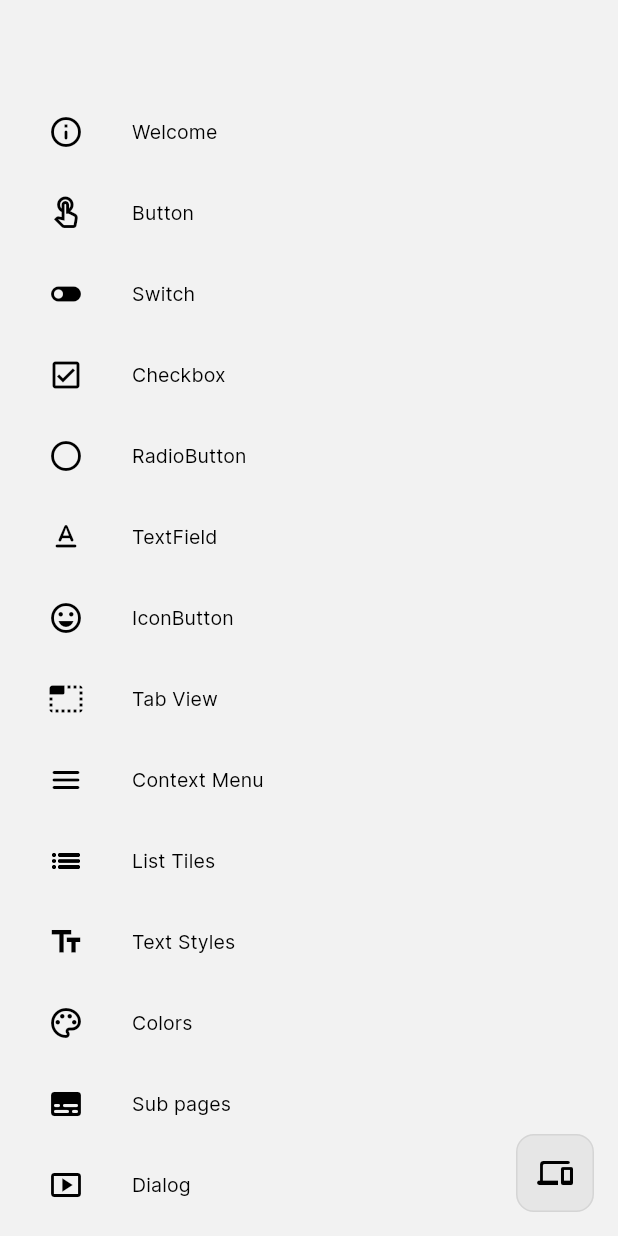
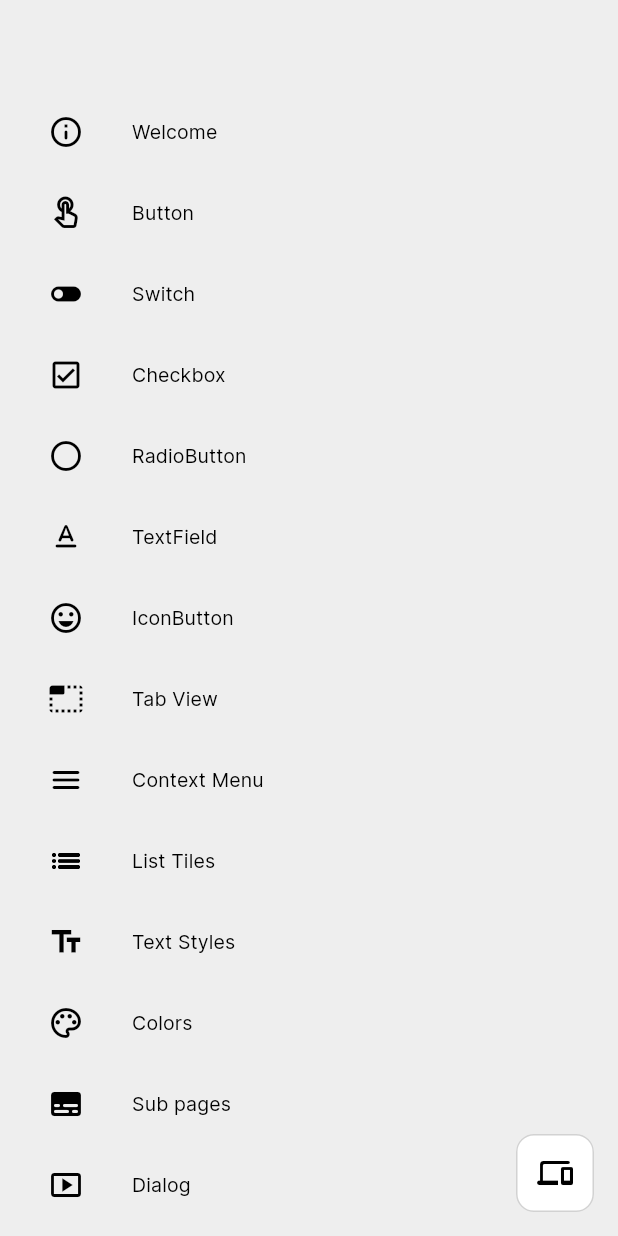
Before and after one commit to dahliaOS/zenit_ui, a Flutter app: the screen it shows after launch, on a phone screen of 412 x 824 dp. Run offline on Flutter 3.47's test engine with Material 3 defaults, Android fonts, the phone set to English and light mode, and no system bars; our stand-ins replace gap; missing offline and left inert: yaru_window.

Commit message:
feat: theme overhaul, dialog + examples refactor
- Revamped theme (new color palette, outline/hover/disabled handling, updated cards, tooltips, FAB, luminance thresholds)
- Dialog defaults refined (alignment, padding) + example buttons updated
- Replaced ZenitSection with Card across example pages and simplified demos
- Reworked tab widget (custom Material/InkWell, optional tooltip & close button)
- Navigation/layout polish (sidebar color change, divider removal), added WindowBar

```diff
--- a/example/lib/pages/checkbox.dart
+++ b/example/lib/pages/checkbox.dart
@@ -39,7 +39,7 @@
         const Gap(8),
         SizedBox(
           width: MediaQuery.of(context).size.width * 0.4 + 256,
-          child: ZenitSection(
+          child: Card(
             child: Column(
               children: [
                 for (int i = 0; i < _checkboxValues.length; i++) ...[
--- a/example/lib/pages/color_scheme.dart
+++ b/example/lib/pages/color_scheme.dart
@@ -51,7 +51,7 @@
 SizedBox colorSchemeDisplay(Color color, String label) {
   return SizedBox(
     height: 64,
-    child: ZenitSection(
+    child: Card(
       color: color,
       child: Center(
         child: Text(
--- a/example/lib/pages/list_titles.dart
+++ b/example/lib/pages/list_titles.dart
@@ -26,9 +26,9 @@
         const Divider(),
         Padding(
           padding: const EdgeInsets.all(8.0),
-          child: Text("ListTiles in ZenitSections", style: textStyle),
+          child: Text("ListTiles in Cards", style: textStyle),
         ),
-        ZenitSection(
+        Card(
           child: Column(
             crossAxisAlignment: CrossAxisAlignment.stretch,
             children: [
--- a/example/lib/pages/switch.dart
+++ b/example/lib/pages/switch.dart
@@ -39,7 +39,7 @@
         const Gap(8),
         SizedBox(
           width: MediaQuery.of(context).size.width * 0.4 + 256,
-          child: ZenitSection(
+          child: Card(
             child: Column(
               children: [
                 for (int i = 0; i < 2; i++) ...[
--- a/example/lib/pages/welcome.dart
+++ b/example/lib/pages/welcome.dart
@@ -22,8 +22,7 @@
           SizedBox(
             width: 500,
             height: 175,
-            child: ZenitSection(
-              borderRadius: BorderRadius.circular(24),
+            child: Card(
               child: Image.asset(
                 "assets/banner.png",
                 fit: BoxFit.cover,
@@ -78,8 +77,7 @@
           SizedBox(
             width: 250,
             height: 80,
-            child: ZenitSection(
-              borderRadius: BorderRadius.circular(16),
+            child: Card(
               child: Image.asset(
                 Theme.of(context).darkMode ? "assets/dahliaos_banner_dark.png" : "assets/dahliaos_banner_light.png",
                 fit: BoxFit.cover,
--- a/lib/src/components/dialog/dialog.dart
+++ b/lib/src/components/dialog/dialog.dart
@@ -14,7 +14,7 @@
     super.contentTextStyle,
     super.actions,
     super.actionsPadding,
-    super.actionsAlignment,
+    super.actionsAlignment = MainAxisAlignment.spaceEvenly,
     super.actionsOverflowAlignment,
     super.actionsOverflowDirection,
     super.actionsOverflowButtonSpacing,
@@ -52,7 +52,7 @@
   double? get elevation => 0;
 
   @override
-  EdgeInsetsGeometry? get contentPadding => const EdgeInsets.all(28);
+  EdgeInsetsGeometry? get contentPadding => const EdgeInsets.all(24);
 
   @override
   Widget build(BuildContext context) {
--- a/lib/src/layout/layout_page/constraints/zenit_landscape_layout.dart
+++ b/lib/src/layout/layout_page/constraints/zenit_landscape_layout.dart
@@ -79,7 +79,7 @@
 
   @override
   Widget build(BuildContext context) {
-    final Color sidebarColor = widget.sidebarColor ?? Theme.of(context).colorScheme.surface;
+    final Color sidebarColor = widget.sidebarColor ?? Theme.of(context).colorScheme.background;
     return LayoutBuilder(
       builder: (context, constraints) {
         return Row(
@@ -107,9 +107,9 @@
                 ),
               ),
             ),
-            VerticalDivider(
+            /* VerticalDivider(
               color: Theme.of(context).colorScheme.outline.withValues(alpha: 0.1),
-            ),
+            ), */
             Expanded(
               child: SizedBox.expand(
                 child: ZenitNavigatorPopTransactionObserver(
--- a/lib/src/theme/theme.dart
+++ b/lib/src/theme/theme.dart
@@ -60,19 +60,34 @@
   Color? backgroundColor,
   Color? surfaceColor,
   Color? foregroundColor,
+  Color? outlineColor,
+  Color? disabledColor,
+  Color? hoverColor,
 }) {
   // Default Values
 
-  const Color lightBackground = Color(0xFFFFFFFF);
-  const Color lightForeground = Color(0xFF000000);
-  const Color darkBackground = Color(0xFF1A1A1A);
+  const Color lightBackgroundColor = Color(0xFFFAFAFA);
+  const Color lightForegroundColor = Color(0xFF000000);
+  const Color lightSurfaceColor = Color(0xFFFFFFFF);
+  const Color lightOutlineColor = Color(0xFFD2D2D2);
+  const Color lightDisabledColor = Color(0xFFAFAFAF);
+  const Color lightHoverColor = Color(0x08000000);
+  //---
+  const Color darkBackground = Color(0xFF1F1F1F);
   const Color darkForeground = Color(0xFFFAFAFA);
+  const Color darkSurfaceColor = Color(0xFF282828);
+  const Color darkOutlineColor = Color(0xFF454545);
+  const Color darkDisabledColor = Color(0xFF7A7A7A);
+  const Color darkHoverColor = Color(0x08FFFFFF);
 
   final darkMode = brightness == Brightness.dark;
-  primaryColor ??= const Color(0xFF0073cf);
-  backgroundColor ??= darkMode ? darkBackground : lightBackground;
-  foregroundColor ??= darkMode ? darkForeground : lightForeground;
-  surfaceColor ??= darkMode ? const Color(0xFF272727) : const Color(0xFFE6E6E6);
+  primaryColor ??= const Color(0xFF00B26E);
+  backgroundColor ??= darkMode ? darkBackground : lightBackgroundColor;
+  foregroundColor ??= darkMode ? darkForeground : lightForegroundColor;
+  surfaceColor ??= darkMode ? darkSurfaceColor : lightSurfaceColor;
+  outlineColor ??= darkMode ? darkOutlineColor : lightOutlineColor;
+  disabledColor ??= darkMode ? darkDisabledColor : lightDisabledColor;
+  hoverColor ??= darkMode ? darkHoverColor : lightHoverColor;
   final textTheme = createTextTheme(foregroundColor);
 
   // AppBar Theme
@@ -89,10 +104,12 @@
   final iconTheme = IconThemeData(color: foregroundColor);
 
   // Card Theme
-  const cardTheme = CardTheme(
+  final cardTheme = CardThemeData(
     clipBehavior: Clip.antiAlias,
+    color: backgroundColor,
     elevation: 0,
     shape: RoundedRectangleBorder(
+      side: BorderSide(width: 1, color: outlineColor),
       borderRadius: kCardBorderRadius,
     ),
   );
@@ -113,7 +130,7 @@
     iconSize: 24,
     shape: RoundedRectangleBorder(
       borderRadius: kDefaultBorderRadiusLarge,
-      side: BorderSide(color: foregroundColor.withValues(alpha: 0.075)),
+      side: BorderSide(color: outlineColor),
     ),
   );
 
@@ -131,18 +148,20 @@
   // Tooltip Theme
   final tooltipTheme = TooltipThemeData(
     decoration: BoxDecoration(
-      color: foregroundColor,
-      borderRadius: kDefaultBorderRadiusExtraLarge,
+      color: surfaceColor,
+      borderRadius: kDefaultBorderRadiusMedium,
+      border: Border.all(color: outlineColor),
     ),
-    textStyle: TextStyle(color: backgroundColor),
+    textStyle: TextStyle(color: foregroundColor),
     padding: const EdgeInsets.symmetric(horizontal: 16, vertical: 8),
+    margin: EdgeInsets.symmetric(vertical: 8),
     waitDuration: const Duration(milliseconds: 500),
     showDuration: Duration.zero,
   );
 
   // Divider Theme
   final dividerTheme = DividerThemeData(
-    color: foregroundColor.withValues(alpha: 0.1),
+    color: outlineColor,
     space: 1,
   );
 
@@ -158,14 +177,14 @@
     return ThemeData.from(
       colorScheme: ColorScheme.light(
         primary: primaryColor,
-        onPrimary: primaryColor.computeLuminance() > 0.3 ? foregroundColor : backgroundColor,
+        onPrimary: primaryColor.computeLuminance() > 0.4 ? foregroundColor : backgroundColor,
         secondary: primaryColor,
-        onSecondary: primaryColor.computeLuminance() > 0.3 ? foregroundColor : backgroundColor,
+        onSecondary: primaryColor.computeLuminance() > 0.4 ? foregroundColor : backgroundColor,
         background: backgroundColor,
         onBackground: foregroundColor,
         surface: surfaceColor,
         onSurface: foregroundColor,
-        outline: foregroundColor.withValues(alpha: 0.2),
+        outline: outlineColor,
       ),
     ).copyWith(
       primaryColor: primaryColor,
@@ -178,20 +197,20 @@
       dividerTheme: dividerTheme,
       listTileTheme: listTileTheme,
       textTheme: textTheme,
-      hoverColor: foregroundColor.withValues(alpha: 0.05),
+      hoverColor: hoverColor,
     );
   } else {
     return ThemeData.from(
       colorScheme: ColorScheme.dark(
         primary: primaryColor,
-        onPrimary: primaryColor.computeLuminance() > 0.3 ? backgroundColor : foregroundColor,
+        onPrimary: primaryColor.computeLuminance() > 0.4 ? backgroundColor : foregroundColor,
         secondary: primaryColor,
-        onSecondary: primaryColor.computeLuminance() > 0.3 ? backgroundColor : foregroundColor,
+        onSecondary: primaryColor.computeLuminance() > 0.4 ? backgroundColor : foregroundColor,
         background: backgroundColor,
         onBackground: foregroundColor,
         surface: surfaceColor,
         onSurface: foregroundColor,
-        outline: foregroundColor.withValues(alpha: 0.2),
+        outline: outlineColor,
       ),
     ).copyWith(
       primaryColor: primaryColor,
@@ -205,14 +224,14 @@
       dividerTheme: dividerTheme,
       listTileTheme: listTileTheme,
       textTheme: textTheme,
-      hoverColor: foregroundColor.withValues(alpha: 0.05),
+      hoverColor: hoverColor,
     );
   }
 }
 
 extension ZenitThemeData on ThemeData {
   bool get darkMode => brightness == Brightness.dark;
-  Color get accentForegroundColor => colorScheme.primary.computeLuminance() > 0.3 ? Colors.black : Colors.white;
+  Color get accentForegroundColor => colorScheme.primary.computeLuminance() > 0.4 ? Colors.black : Colors.white;
   Color computedForegroundColor(Color color) => color.computeLuminance() > 0.4 ? Colors.black : Colors.white;
 }
 
```
Also changed, not shown: example/lib/pages/button.dart (+52 -81 lines), example/lib/pages/dialog.dart (+6 -5 lines), example/lib/pages/radio_button.dart (+3 -5 lines), example/lib/pages/text.dart (+10 -10 lines), lib/src/layout/layout_page/list_view/zenit_layout_destination_list_view.dart (+3 -6 lines), lib/src/layout/tab_view/tab.dart (+34 -27 lines), lib/src/layout/tab_view/zenit_tab_bar.dart (+5 -5 lines), lib/src/window/windowbar.dart (added, +52 -0 lines), 5 other files.
